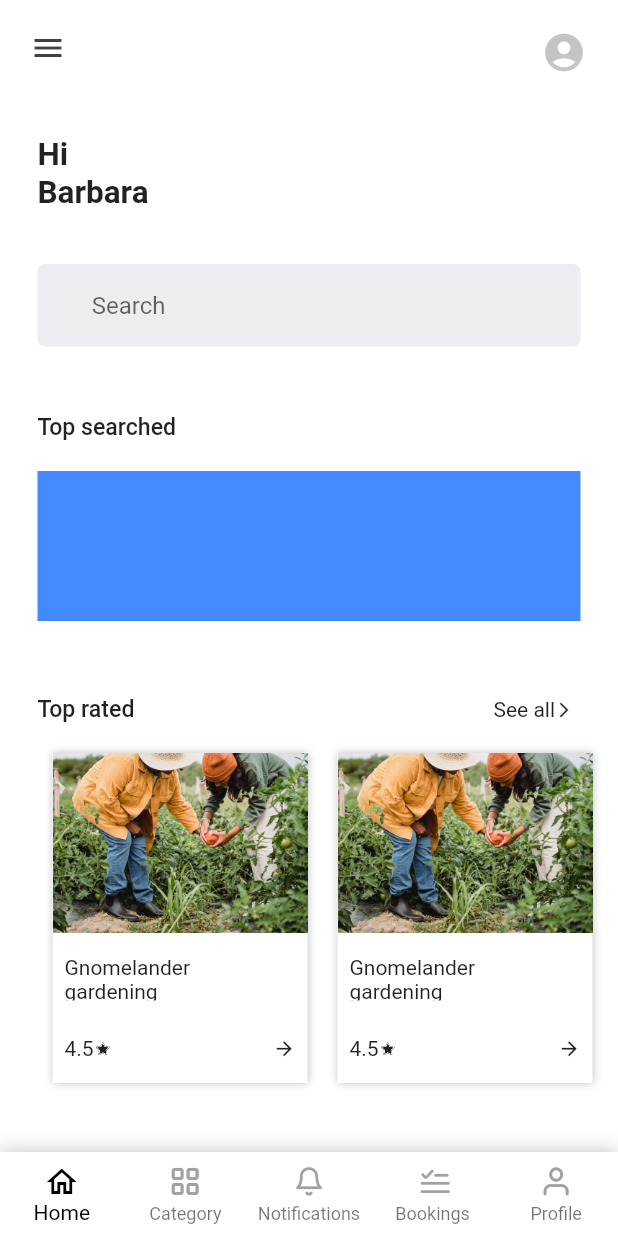
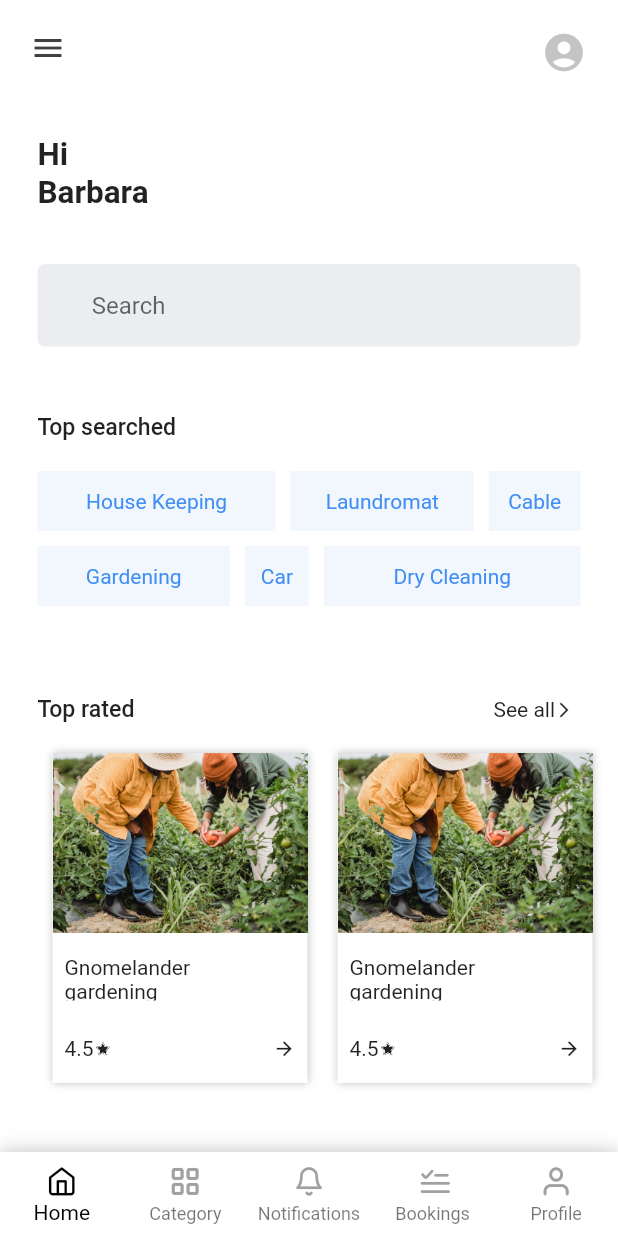
Before and after one commit to Handees/mobile, a Flutter app: the screen it shows after launch, on a phone screen of 412 x 824 dp. Run offline on Flutter 3.47's test engine with Material 2 defaults, Android fonts, the phone set to English and light mode, and no system bars; our stand-ins replace google_maps_flutter.

Commit message:
minor changes

```diff
--- a/lib/screens/home_screen.dart
+++ b/lib/screens/home_screen.dart
@@ -95,7 +95,7 @@ class _HomeScreenState extends State<HomeScreen> {
           items: const [
             BottomNavigationBarItem(
               icon: Icon(
-                Icons.home_outlined,
+                HandeeIcons.home,
               ),
               label: 'Home',
             ),
--- a/lib/screens/top_rated.dart
+++ b/lib/screens/top_rated.dart
@@ -11,7 +11,7 @@ class TopRatedScreen extends StatelessWidget {
   static const routeName = '/top-rated';
 
   final name = 'Gnomelander gardening services';
-  final cost = '10.0';
+  final cost = '10';
   final imagesPath = const [
     'assets/images/sample.png',
     'assets/images/sample.png',
--- a/lib/widgets/home_screen/pages/home_page.dart
+++ b/lib/widgets/home_screen/pages/home_page.dart
@@ -2,6 +2,7 @@ import 'package:flutter/material.dart';
 
 import 'package:handee/handee_colors.dart';
 import 'package:handee/widgets/home_screen/top_rated_card.dart';
+import 'package:handee/widgets/home_screen/top_searched.dart';
 
 class HomePage extends StatelessWidget {
   const HomePage({Key? key, required this.username}) : super(key: key);
@@ -64,12 +65,12 @@ class HomePage extends StatelessWidget {
                 ),
               ),
               const SizedBox(height: 20),
-              Container(
-                height: 100,
-                width: double.infinity,
-                color: Colors.blueAccent,
-              ),
-              // TopCategories(),
+              // Container(
+              //   height: 100,
+              //   width: double.infinity,
+              //   color: Colors.blueAccent,
+              // ),
+              TopSearched(),
               const SizedBox(height: 50),
               Row(
                 mainAxisAlignment: MainAxisAlignment.spaceBetween,
--- /dev/null
+++ b/lib/widgets/home_screen/top_searched.dart
@@ -0,0 +1,94 @@
+import 'package:flutter/material.dart';
+import 'package:handee/handee_colors.dart';
+
+class TopSearched extends StatelessWidget {
+  const TopSearched({Key? key}) : super(key: key);
+
+  final Color color = HandeeColors.transparent;
+  final Color textColor = HandeeColors.blue;
+
+  @override
+  Widget build(BuildContext context) {
+    final categories = Categories([
+      'Gardening',
+      'Dry Cleaning',
+      'Car',
+      'Laundromat',
+      'Cable',
+      'House Keeping',
+    ]);
+
+    categories.sort();
+
+    return SizedBox(
+      width: double.infinity,
+      height: 100,
+      child: Column(
+        children: [
+          Row(
+            //direction: Axis.horizontal,
+            children: [
+              SearchItem(categories.items[5]),
+              const SizedBox(width: 10),
+              SearchItem(categories.items[3]),
+              const SizedBox(width: 10),
+              SearchItem(categories.items[1]),
+            ],
+          ),
+          const SizedBox(height: 10),
+          Row(
+            //direction: Axis.horizontal,
+            children: [
+              SearchItem(categories.items[2]),
+              const SizedBox(width: 10),
+              SearchItem(categories.items[0]),
+              const SizedBox(width: 10),
+              SearchItem(categories.items[4]),
+            ],
+          ),
+        ],
+      ),
+    );
+  }
+}
+
+class SearchItem extends StatelessWidget {
+  const SearchItem(
+    this.name, {
+    Key? key,
+  }) : super(key: key);
+
+  final String name;
+
+  @override
+  Widget build(BuildContext context) {
+    return Expanded(
+      flex: name.length,
+      child: InkWell(
+        onTap: () => print('Launch ${name}'),
+        child: Container(
+          alignment: Alignment.center,
+          //width: 150,
+          height: 40,
+          color: HandeeColors.transparent,
+          child: Text(
+            name,
+            style: const TextStyle(color: HandeeColors.blue),
+          ),
+        ),
+      ),
+    );
+  }
+}
+
+class Categories {
+  Categories(this.items);
+
+  List<String> items;
+
+  List<String> sort() {
+    items.sort((a, b) => a.length.compareTo(b.length));
+    print(items);
+    return items;
+  }
+}
```
Also changed, not shown: lib/main.dart (+8 -6 lines), lib/screens/booking_details.dart (+15 -4 lines), lib/widgets/home_screen/top_categories.dart (deleted, +0 -137 lines), pubspec.lock, 2 other files.
